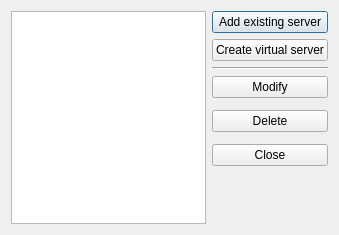
Qt form src/ObsLightGui/ui/obsServerList.ui (ronan22/obs-light) before a commit.
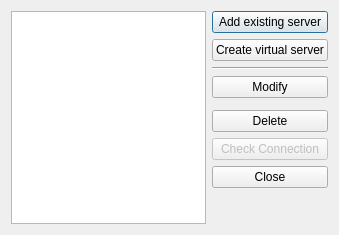
The same form after that commit.

Commit message: - change gui, add project,package description/title

```diff
--- a/src/ObsLightGui/ui/obsServerList.ui
+++ b/src/ObsLightGui/ui/obsServerList.ui
@@ -74,6 +74,16 @@
      </property>
     </widget>
    </item>
+   <item row="7" column="1">
+    <widget class="QPushButton" name="checkConnectionButton">
+     <property name="enabled">
+      <bool>false</bool>
+     </property>
+     <property name="text">
+      <string>Check Connection</string>
+     </property>
+    </widget>
+   </item>
   </layout>
  </widget>
  <resources/>
```
The commit also changes 5 other files.
